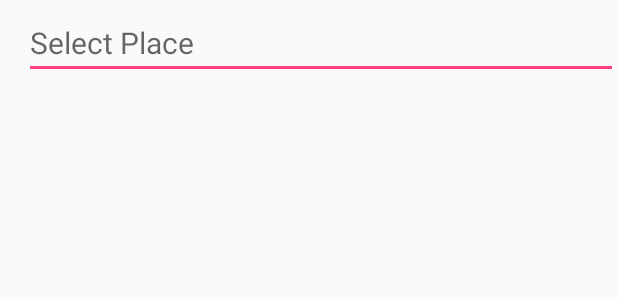
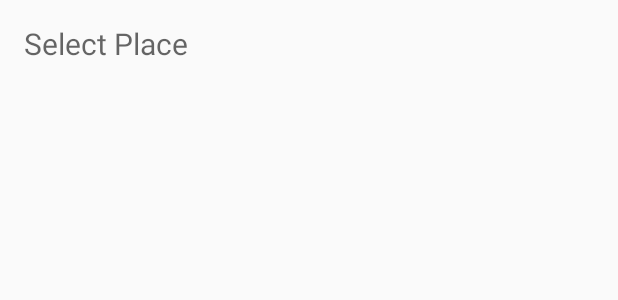
Before and after one commit to wjddnwls918/CobongMemoApp, an Android app: the layout activity_place_info.xml on its own in the app's theme, with its tools: preview values and no code run, on a phone screen of 412 x 824 dp. Shown: the top 300 px of the screen. Run offline under Robolectric (Android 15) with nearby library versions, the phone set to English and light mode, and no system bars.

Commit message:
#12- activity_place_info.xml 수정

```diff
--- a/CobongMemo/app/src/main/res/layout/activity_place_info.xml
+++ b/CobongMemo/app/src/main/res/layout/activity_place_info.xml
@@ -30,7 +30,8 @@
             <EditText
                 android:id="@+id/et_input_place_keyword"
                 android:layout_width="match_parent"
-                android:layout_height="wrap_content"
+                android:layout_height="match_parent"
+                android:background="@android:color/transparent"
                 android:hint="@string/select_place"
                 android:imeOptions="actionSearch"
                 android:inputType="text"
```
